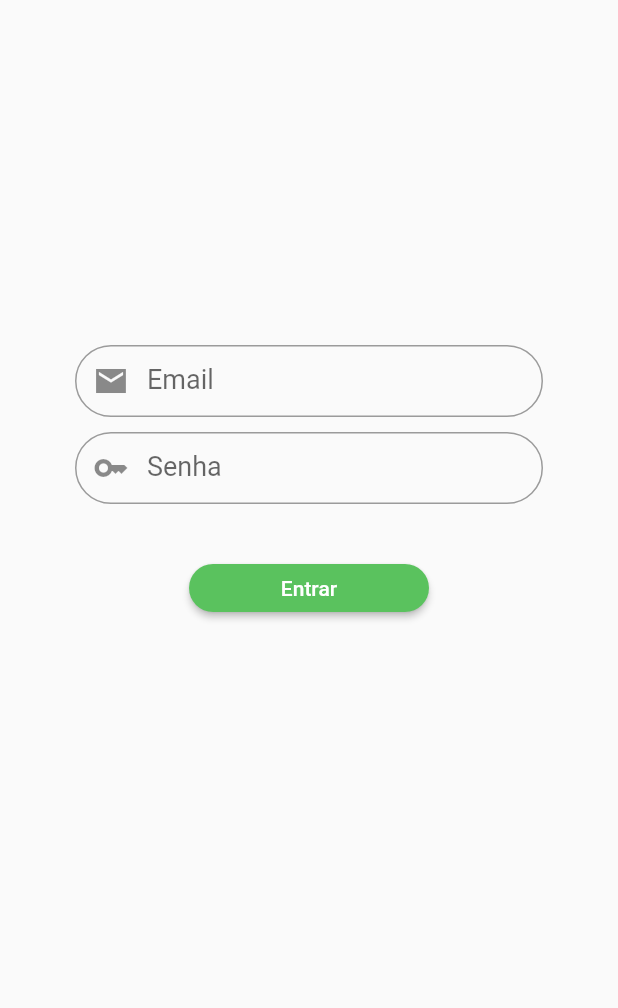
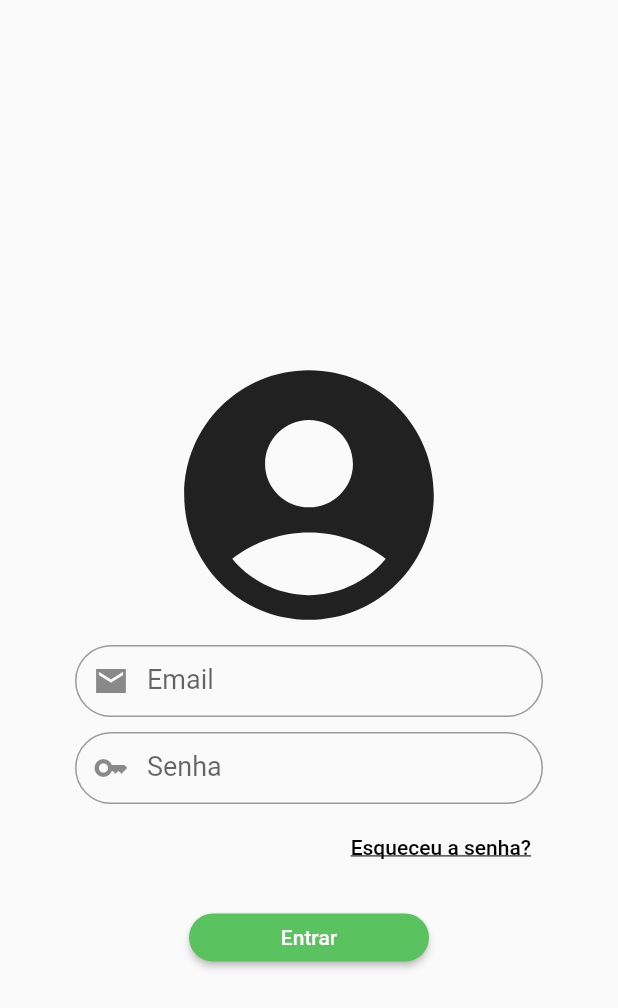
Before and after one commit to Ja1zinh0/app_medico, a Flutter app: the screen it shows after launch, on a phone screen of 412 x 824 dp. Shown: the top 1008 px of the screen. Run offline on Flutter 3.47's test engine with Material 2 defaults, Android fonts, the light colour scheme and no system bars.

Commit message:
third commit

```diff
--- a/lib/view/tela_login.dart
+++ b/lib/view/tela_login.dart
@@ -1,3 +1,4 @@
+import 'package:app_prototipo/view/tela_recSenha.dart';
 import 'package:flutter/material.dart';
 
 class TelaLogin extends StatefulWidget {
@@ -24,7 +25,16 @@ class _TelaLoginState extends State<TelaLogin> {
               SizedBox(
                 width: MediaQuery.of(context).size.width - 100,
                 child: Column(
+
                   children: [
+
+                    const SizedBox(
+                      child: Icon(
+                        Icons.account_circle,
+                        size: 200,
+                        ),
+                    ),
+
                     TextField(
                       decoration: InputDecoration(
                       contentPadding: const EdgeInsets.all(2),
@@ -56,8 +66,42 @@ class _TelaLoginState extends State<TelaLogin> {
 
                 // ignore: prefer_const_constructors
                 SizedBox(
-                  height: 40,
+                  height: 5,
                 ),
+
+                Column(
+                  children: [
+                    const SizedBox(
+                      width: 20,
+                    ),
+                    Row(
+                      mainAxisAlignment: MainAxisAlignment.end,
+                      children: [
+                        TextButton(
+                          onPressed: (){
+                            Navigator.push(
+                              context,
+                              MaterialPageRoute(
+                                builder: (context) => const RecuperarSenha(),
+                              ),
+                            );
+                          },
+                            child:
+                              const Text('Esqueceu a senha?',
+                              style: TextStyle(
+                                color: Colors.black,
+                                decoration: TextDecoration.underline,
+                              ),
+                              )
+                         ),
+                      ]
+                    ),
+                  ],
+                ),
+                const SizedBox(
+                  height: 20,
+                ),
+
                 SizedBox(
                   width: 160,
                   height: 32,
@@ -68,14 +112,13 @@ class _TelaLoginState extends State<TelaLogin> {
                         borderRadius: BorderRadius.circular(30.0),
                       ),
                     ),
-
                     onPressed: (){
 
                     },
-
                     child: const Text('Entrar'),
                   ),
-                )
+                ),
+
                 ],
                 )
               )
```
